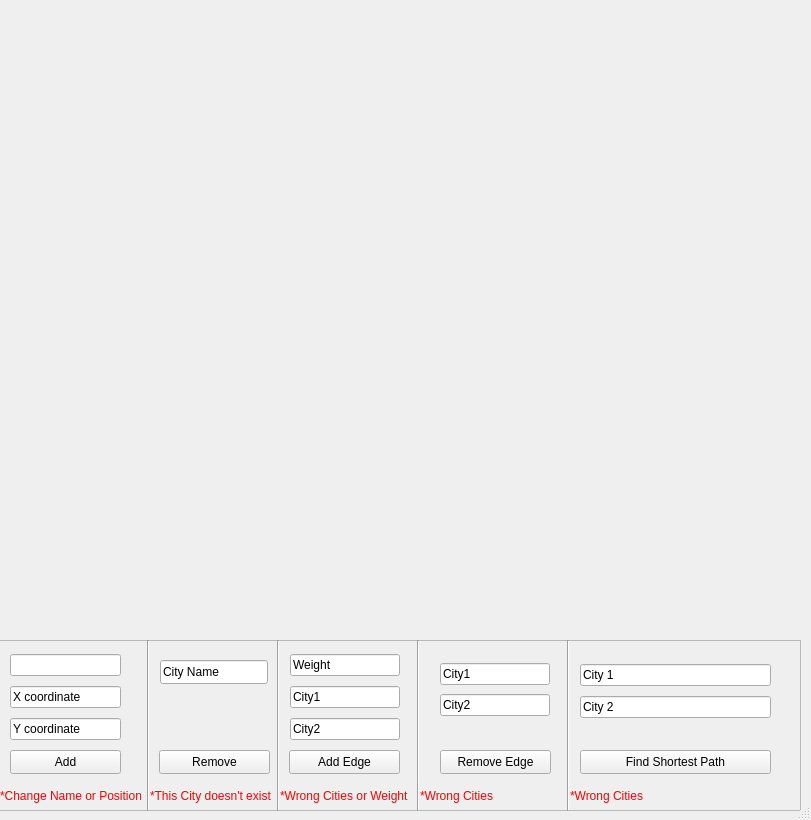
First picture: the form in Wasalnithree/mainwindow.ui, repository MohamESalem/Wasalni-QT, before the edit.
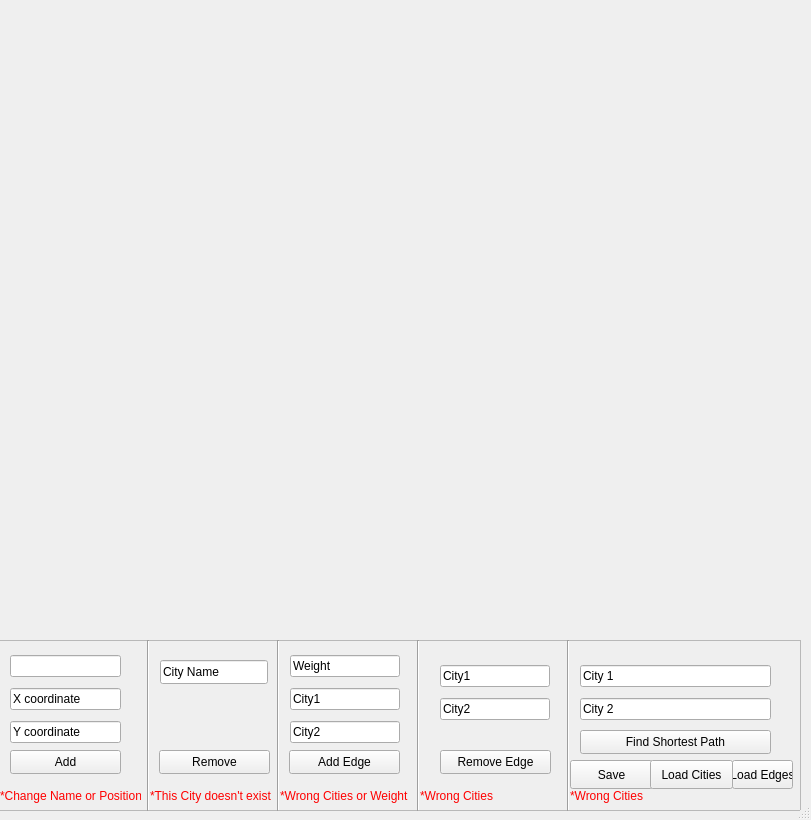
Second picture: the form after the edit.

Commit message: Added Save/Load functionalities.

What changed in the file:
```diff
--- a/Wasalnithree/mainwindow.ui
+++ b/Wasalnithree/mainwindow.ui
@@ -127,7 +127,7 @@
        <x>300</x>
        <y>10</y>
        <width>110</width>
-       <height>94</height>
+       <height>100</height>
       </rect>
      </property>
      <layout class="QVBoxLayout" name="verticalLayout_2">
@@ -184,7 +184,7 @@
      <property name="geometry">
       <rect>
        <x>590</x>
-       <y>110</y>
+       <y>90</y>
        <width>191</width>
        <height>24</height>
       </rect>
@@ -199,7 +199,7 @@
        <x>20</x>
        <y>10</y>
        <width>111</width>
-       <height>94</height>
+       <height>100</height>
       </rect>
      </property>
      <layout class="QVBoxLayout" name="verticalLayout">
@@ -232,7 +232,7 @@
        <x>590</x>
        <y>20</y>
        <width>191</width>
-       <height>64</height>
+       <height>65</height>
       </rect>
      </property>
      <layout class="QVBoxLayout" name="verticalLayout_3">
@@ -271,7 +271,7 @@
        <x>450</x>
        <y>20</y>
        <width>110</width>
-       <height>61</height>
+       <height>65</height>
       </rect>
      </property>
      <layout class="QVBoxLayout" name="verticalLayout_4">
@@ -389,6 +389,45 @@
       <string>*Wrong Cities</string>
      </property>
     </widget>
+    <widget class="QPushButton" name="saveButton">
+     <property name="geometry">
+      <rect>
+       <x>580</x>
+       <y>120</y>
+       <width>83</width>
+       <height>29</height>
+      </rect>
+     </property>
+     <property name="text">
+      <string>Save</string>
+     </property>
+    </widget>
+    <widget class="QPushButton" name="LoadCitiesButton">
+     <property name="geometry">
+      <rect>
+       <x>660</x>
+       <y>120</y>
+       <width>83</width>
+       <height>29</height>
+      </rect>
+     </property>
+     <property name="text">
+      <string>Load Cities</string>
+     </property>
+    </widget>
+    <widget class="QPushButton" name="LoadEdgesButton">
+     <property name="geometry">
+      <rect>
+       <x>742</x>
+       <y>120</y>
+       <width>61</width>
+       <height>29</height>
+      </rect>
+     </property>
+     <property name="text">
+      <string>Load Edges</string>
+     </property>
+    </widget>
    </widget>
    <widget class="QWidget" name="gridLayoutWidget">
     <property name="geometry">
```
The commit also changes 4 other files.
